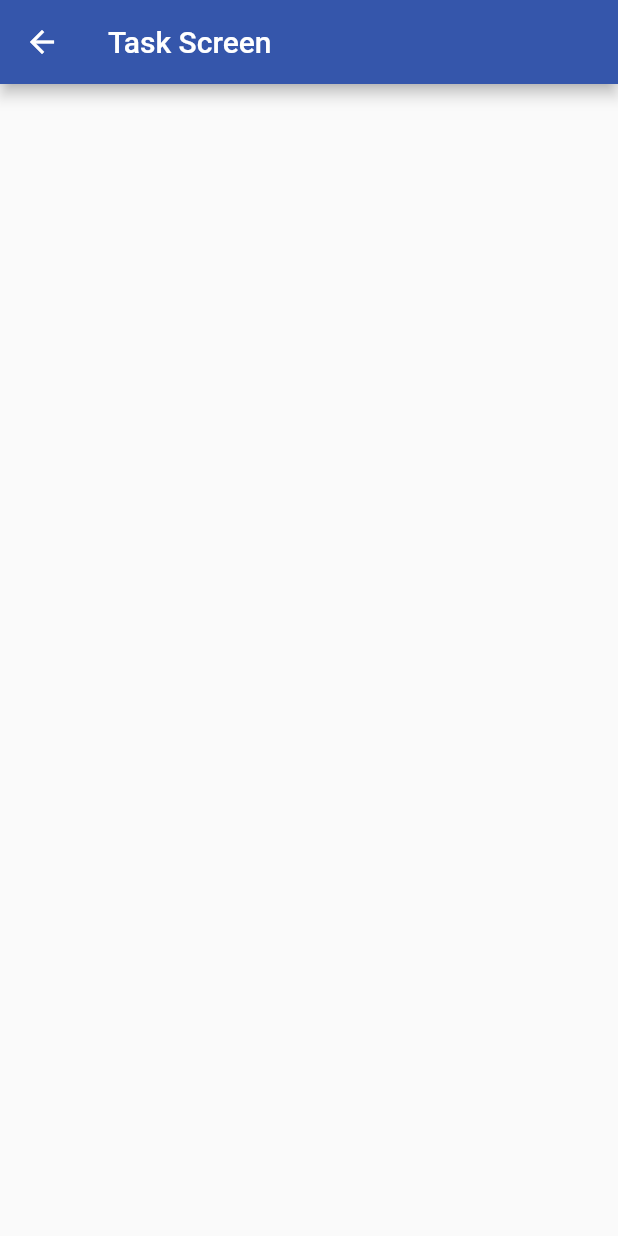
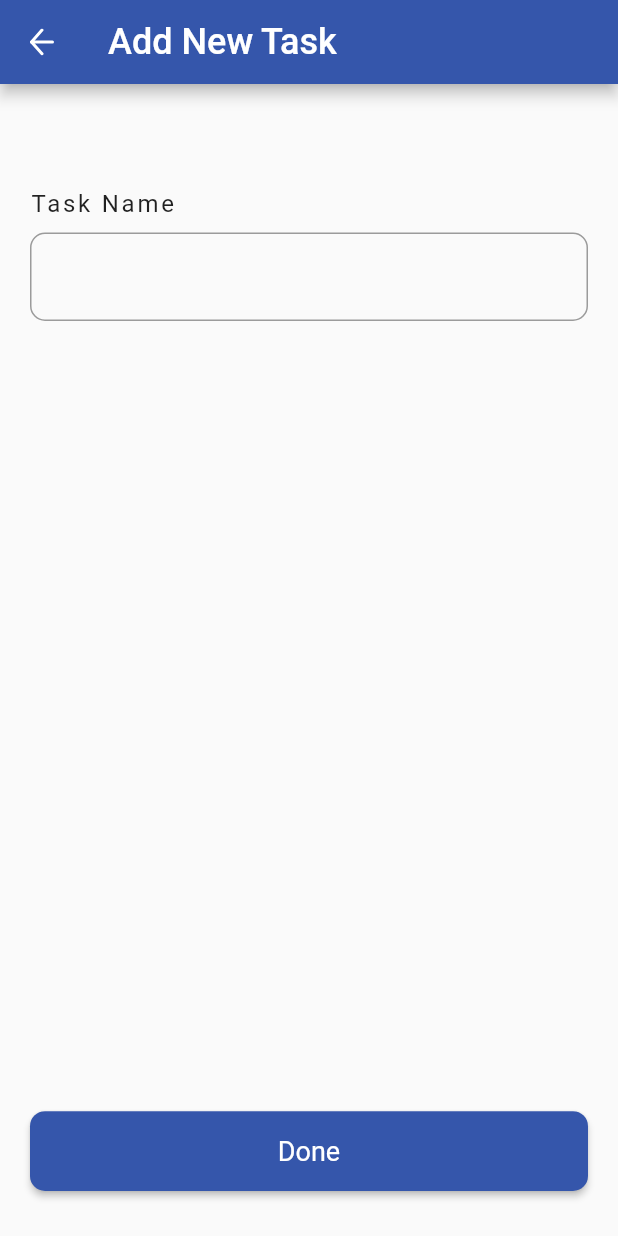
Before and after one commit to abdullah-19-8/FLutter_todo_list, a Flutter app: the screen it shows after launch, after a tap on the "add" icon, on a phone screen of 412 x 824 dp. Run offline on Flutter 3.47's test engine with Material 2 defaults, Android fonts, the phone set to English and light mode, and no system bars; our stand-ins replace flutter_svg.

Commit message:
add new task done

```diff
--- a/lib/views/task/task_screen.dart
+++ b/lib/views/task/task_screen.dart
@@ -1,21 +1,119 @@
 import 'package:flutter/material.dart';
+import 'package:flutter_svg/svg.dart';
+import 'package:provider/provider.dart';
+import 'package:short_point/controllers/task_controller.dart';
+import 'package:short_point/models/task_model.dart';
 import 'package:short_point/utils/constant.dart';
 
 class TaskScreen extends StatefulWidget {
-  const TaskScreen({super.key});
+  const TaskScreen({super.key, this.task, this.index});
+
+  final TaskModel? task;
+  final int? index;
 
   @override
   State<TaskScreen> createState() => _TaskScreenState();
 }
 
 class _TaskScreenState extends State<TaskScreen> {
+  final TextEditingController _taskController = TextEditingController();
+
+  @override
+  void initState() {
+    super.initState();
+    _taskController.text = widget.task?.title ?? '';
+  }
+
   @override
   Widget build(BuildContext context) {
-    return Scaffold(
-      appBar: AppBar(
-        backgroundColor: primaryColor,
-        title: const Text('Task Screen'),
-      ),
-    );
+    return Consumer<TaskController>(builder: (context, provider, _) {
+      return Scaffold(
+        resizeToAvoidBottomInset: false,
+        appBar: AppBar(
+          backgroundColor: primaryColor,
+          title: const Text(
+            'Add New Task',
+            style: TextStyle(
+              fontSize: 24,
+              fontWeight: FontWeight.w500,
+            ),
+          ),
+          leading: IconButton(
+            onPressed: () {
+              Navigator.pop(context);
+            },
+            icon: SvgPicture.asset('assets/icons/arrowBack.svg'),
+          ),
+        ),
+        body: Padding(
+          padding: const EdgeInsets.all(20.0),
+          child: Column(
+            crossAxisAlignment: CrossAxisAlignment.start,
+            children: [
+              const SizedBox(
+                height: 50,
+              ),
+              const Text(
+                'Task Name',
+                style: TextStyle(
+                  fontSize: 16,
+                  fontWeight: FontWeight.w400,
+                  letterSpacing: 1.84,
+                ),
+              ),
+              const SizedBox(
+                height: 10,
+              ),
+              TextField(
+                controller: _taskController,
+                decoration: InputDecoration(
+                  focusColor: primaryColor,
+                  border: OutlineInputBorder(
+                    borderRadius: BorderRadius.circular(10),
+                  ),
+                ),
+              ),
+              const Spacer(),
+              ElevatedButton(
+                style: ElevatedButton.styleFrom(
+                  backgroundColor: primaryColor,
+                  minimumSize: Size(
+                    double.infinity,
+                    61 / screenHeight * MediaQuery.of(context).size.height,
+                  ),
+                  shape: RoundedRectangleBorder(
+                    borderRadius: BorderRadius.circular(10),
+                  ),
+                ),
+                onPressed: () {
+                  if (widget.task == null) {
+                    provider.addTask(_taskController.text);
+                  } else {
+                    provider.editTask(
+                      widget.index!,
+                      _taskController.text,
+                    );
+                  }
+                  Navigator.pop(context);
+                },
+                child: const Text(
+                  'Done',
+                  textAlign: TextAlign.center,
+                  style: TextStyle(
+                    color: Colors.white,
+                    fontSize: 18,
+                    fontFamily: 'Roboto',
+                    fontWeight: FontWeight.w400,
+                  ),
+                ),
+              ),
+              const SizedBox(
+                height: 10,
+              ),
+            ],
+          ),
+        ),
+      );
+    });
   }
 }
```
Also changed, not shown: assets/icons/arrowBack.svg (added).
